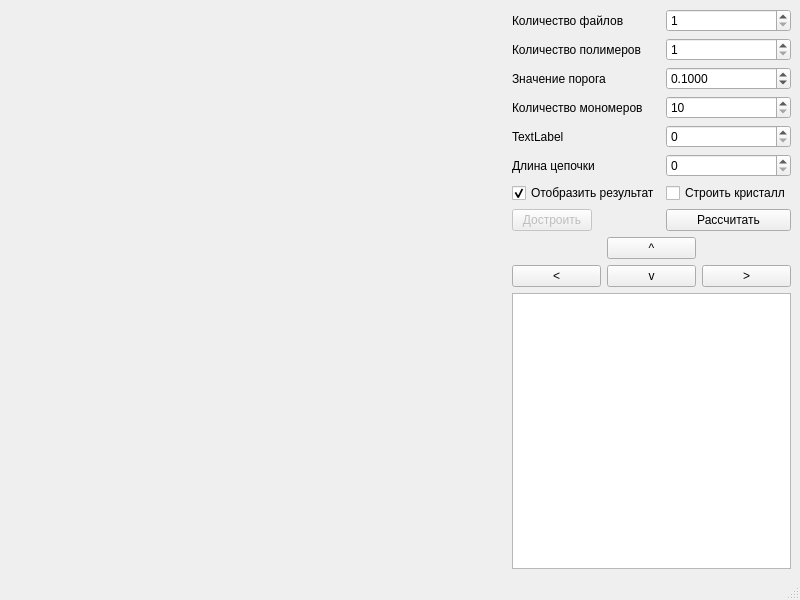
The window that uis/main_window.ui (Ivanestver/Polymers_Gui) describes before a commit, drawn with Qt 5.
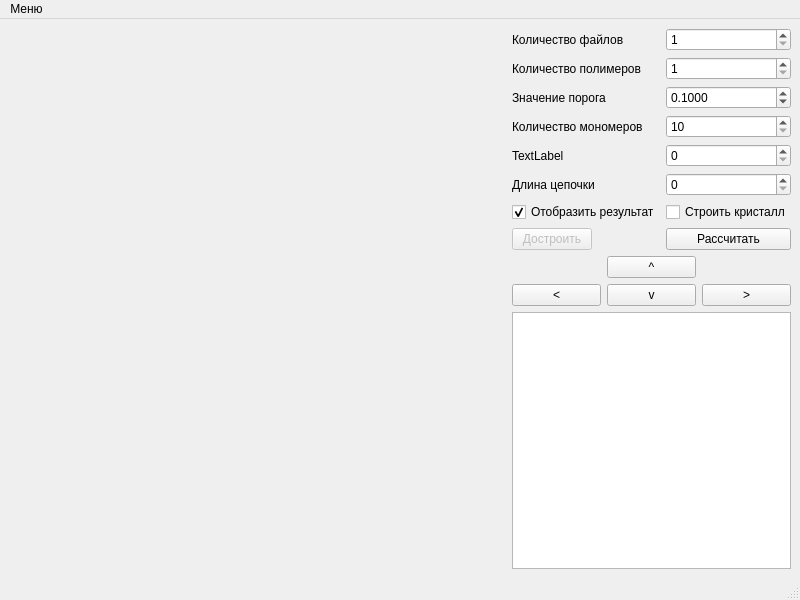
The same window after the commit.

```diff
--- a/uis/main_window.ui
+++ b/uis/main_window.ui
@@ -198,6 +198,13 @@
      <height>21</height>
     </rect>
    </property>
+   <widget class="QMenu" name="menu">
+    <property name="title">
+     <string>Меню</string>
+    </property>
+    <addaction name="loadFromDataFileBtn"/>
+   </widget>
+   <addaction name="menu"/>
   </widget>
   <widget class="QStatusBar" name="statusbar"/>
  </widget>
```
Left out of the diff: 5 changed lines with no effect on the pictures.
